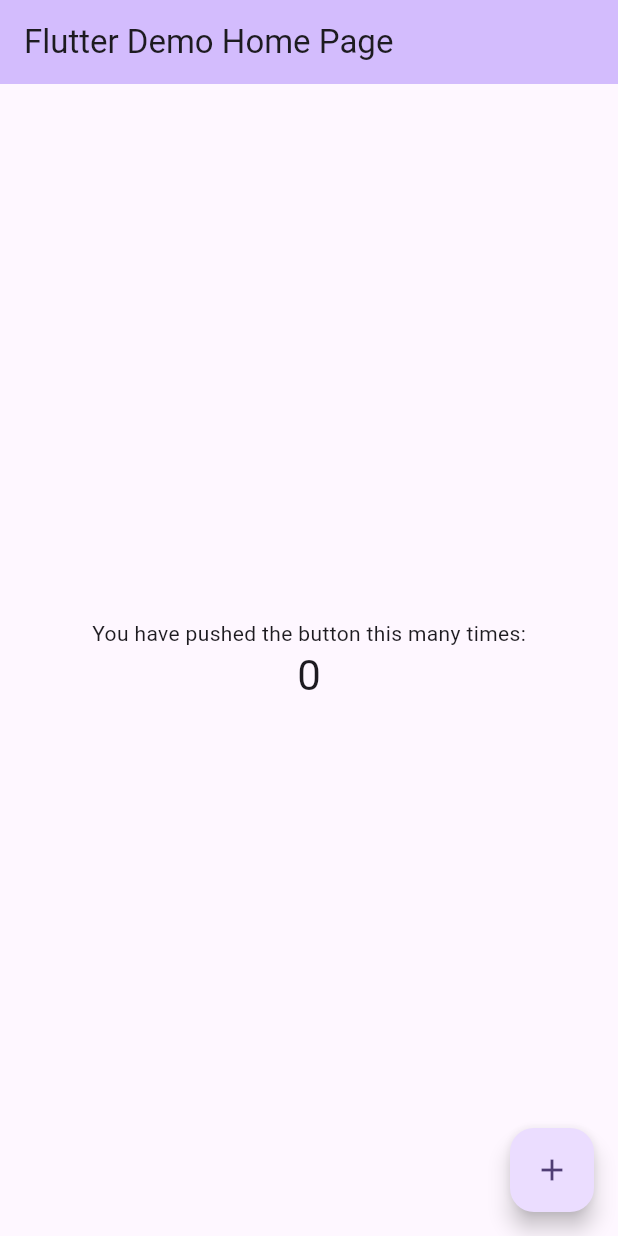
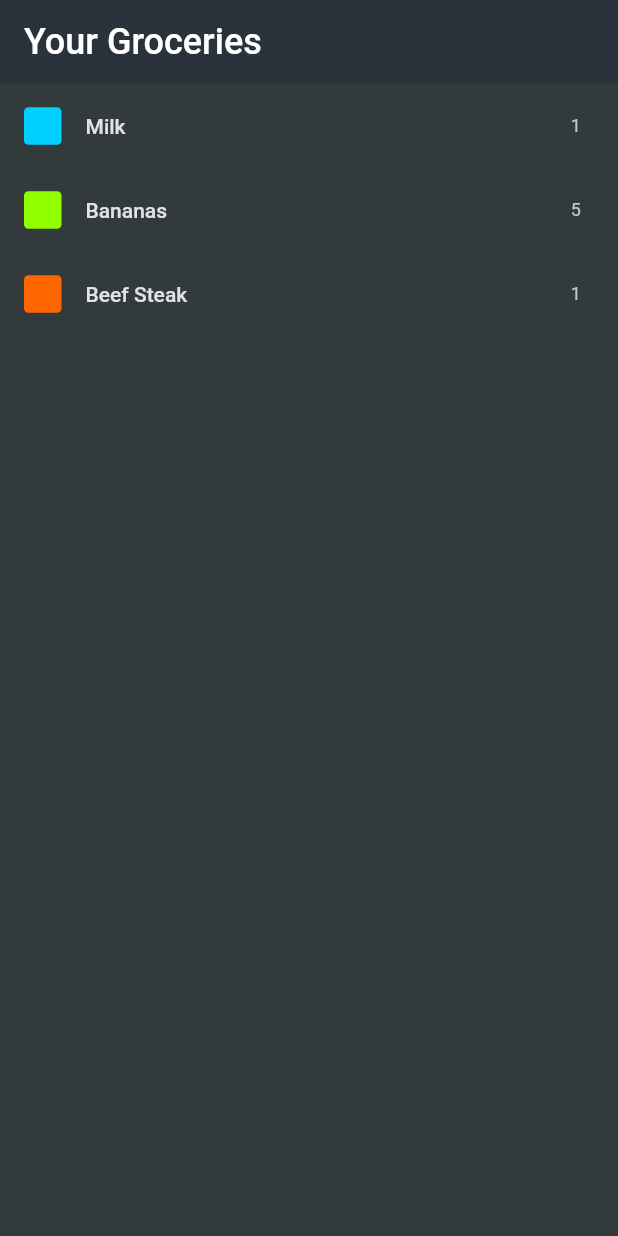
Before and after one commit to hoangminhtran94/shopping_list_apps, a Flutter app: the screen it shows after launch, on a phone screen of 412 x 824 dp. Run offline on Flutter 3.47's test engine with Material 2 defaults, Android fonts, the phone set to English and light mode, and no system bars.

Commit message:
added models and shopping list

```diff
--- /dev/null
+++ b/lib/data/dummy_items.dart
@@ -0,0 +1,21 @@
+import '../models/category.dart';
+import '../models/grocery_item.dart';
+import 'catergories.dart';
+
+final groceryItems = [
+  GroceryItem(
+      id: 'a',
+      name: 'Milk',
+      quantity: 1,
+      category: categories[Categories.dairy]!),
+  GroceryItem(
+      id: 'b',
+      name: 'Bananas',
+      quantity: 5,
+      category: categories[Categories.fruit]!),
+  GroceryItem(
+      id: 'c',
+      name: 'Beef Steak',
+      quantity: 1,
+      category: categories[Categories.meat]!),
+];
--- a/lib/main.dart
+++ b/lib/main.dart
@@ -1,4 +1,5 @@
 import 'package:flutter/material.dart';
+import 'package:shopping_list_apps/screens/shopping_list.dart';
 
 void main() {
   runApp(const MyApp());
@@ -11,115 +12,17 @@ class MyApp extends StatelessWidget {
   @override
   Widget build(BuildContext context) {
     return MaterialApp(
-      title: 'Flutter Demo',
-      theme: ThemeData(
-        // This is the theme of your application.
-        //
-        // TRY THIS: Try running your application with "flutter run". You'll see
-        // the application has a blue toolbar. Then, without quitting the app,
-        // try changing the seedColor in the colorScheme below to Colors.green
-        // and then invoke "hot reload" (save your changes or press the "hot
-        // reload" button in a Flutter-supported IDE, or press "r" if you used
-        // the command line to start the app).
-        //
-        // Notice that the counter didn't reset back to zero; the application
-        // state is not lost during the reload. To reset the state, use hot
-        // restart instead.
-        //
-        // This works for code too, not just values: Most code changes can be
-        // tested with just a hot reload.
-        colorScheme: ColorScheme.fromSeed(seedColor: Colors.deepPurple),
+      title: 'Flutter Groceries',
+      theme: ThemeData.dark().copyWith(
         useMaterial3: true,
+        colorScheme: ColorScheme.fromSeed(
+          seedColor: const Color.fromARGB(255, 147, 229, 250),
+          brightness: Brightness.dark,
+          surface: const Color.fromARGB(255, 42, 51, 59),
+        ),
+        scaffoldBackgroundColor: const Color.fromARGB(255, 50, 58, 60),
       ),
-      home: const MyHomePage(title: 'Flutter Demo Home Page'),
+      home: const ShoppingListScreen(),
     );
   }
 }
-
-class MyHomePage extends StatefulWidget {
-  const MyHomePage({super.key, required this.title});
-
-  // This widget is the home page of your application. It is stateful, meaning
-  // that it has a State object (defined below) that contains fields that affect
-  // how it looks.
-
-  // This class is the configuration for the state. It holds the values (in this
-  // case the title) provided by the parent (in this case the App widget) and
-  // used by the build method of the State. Fields in a Widget subclass are
-  // always marked "final".
-
-  final String title;
-
-  @override
-  State<MyHomePage> createState() => _MyHomePageState();
-}
-
-class _MyHomePageState extends State<MyHomePage> {
-  int _counter = 0;
-
-  void _incrementCounter() {
-    setState(() {
-      // This call to setState tells the Flutter framework that something has
-      // changed in this State, which causes it to rerun the build method below
-      // so that the display can reflect the updated values. If we changed
-      // _counter without calling setState(), then the build method would not be
-      // called again, and so nothing would appear to happen.
-      _counter++;
-    });
-  }
-
-  @override
-  Widget build(BuildContext context) {
-    // This method is rerun every time setState is called, for instance as done
-    // by the _incrementCounter method above.
-    //
-    // The Flutter framework has been optimized to make rerunning build methods
-    // fast, so that you can just rebuild anything that needs updating rather
-    // than having to individually change instances of widgets.
-    return Scaffold(
-      appBar: AppBar(
-        // TRY THIS: Try changing the color here to a specific color (to
-        // Colors.amber, perhaps?) and trigger a hot reload to see the AppBar
-        // change color while the other colors stay the same.
-        backgroundColor: Theme.of(context).colorScheme.inversePrimary,
-        // Here we take the value from the MyHomePage object that was created by
-        // the App.build method, and use it to set our appbar title.
-        title: Text(widget.title),
-      ),
-      body: Center(
-        // Center is a layout widget. It takes a single child and positions it
-        // in the middle of the parent.
-        child: Column(
-          // Column is also a layout widget. It takes a list of children and
-          // arranges them vertically. By default, it sizes itself to fit its
-          // children horizontally, and tries to be as tall as its parent.
-          //
-          // Column has various properties to control how it sizes itself and
-          // how it positions its children. Here we use mainAxisAlignment to
-          // center the children vertically; the main axis here is the vertical
-          // axis because Columns are vertical (the cross axis would be
-          // horizontal).
-          //
-          // TRY THIS: Invoke "debug painting" (choose the "Toggle Debug Paint"
-          // action in the IDE, or press "p" in the console), to see the
-          // wireframe for each widget.
-          mainAxisAlignment: MainAxisAlignment.center,
-          children: <Widget>[
-            const Text(
-              'You have pushed the button this many times:',
-            ),
-            Text(
-              '$_counter',
-              style: Theme.of(context).textTheme.headlineMedium,
-            ),
-          ],
-        ),
-      ),
-      floatingActionButton: FloatingActionButton(
-        onPressed: _incrementCounter,
-        tooltip: 'Increment',
-        child: const Icon(Icons.add),
-      ), // This trailing comma makes auto-formatting nicer for build methods.
-    );
-  }
-}
--- /dev/null
+++ b/lib/models/grocery_item.dart
@@ -0,0 +1,15 @@
+import 'category.dart';
+
+class GroceryItem {
+  const GroceryItem({
+    required this.id,
+    required this.name,
+    required this.quantity,
+    required this.category,
+  });
+
+  final String id;
+  final String name;
+  final int quantity;
+  final Category category;
+}
--- /dev/null
+++ b/lib/screens/shopping_list.dart
@@ -0,0 +1,20 @@
+import 'package:flutter/material.dart';
+import 'package:shopping_list_apps/widgets/grocery_list.dart';
+
+class ShoppingListScreen extends StatelessWidget {
+  const ShoppingListScreen({super.key});
+
+  @override
+  Widget build(BuildContext context) {
+    return Scaffold(
+      appBar: AppBar(
+        title: const Text(
+          "Your Groceries",
+          style: TextStyle(color: Colors.white, fontSize: 24),
+        ),
+        backgroundColor: Theme.of(context).colorScheme.surface,
+      ),
+      body: const GroceryList(),
+    );
+  }
+}
--- /dev/null
+++ b/lib/widgets/grocery_item.dart
@@ -0,0 +1,23 @@
+import 'package:flutter/material.dart';
+import 'package:shopping_list_apps/models/grocery_item.dart';
+
+class GroceryListItem extends StatelessWidget {
+  const GroceryListItem({super.key, required this.item});
+  final GroceryItem item;
+  @override
+  Widget build(BuildContext context) {
+    return ListTile(
+      title: Text(item.name),
+      trailing: Text(
+        '${item.quantity}',
+        style: const TextStyle(fontSize: 12),
+      ),
+      leading: Container(
+        width: 25,
+        height: 25,
+        decoration: BoxDecoration(
+            color: item.category.color, borderRadius: BorderRadius.circular(3)),
+      ),
+    );
+  }
+}
--- /dev/null
+++ b/lib/widgets/grocery_list.dart
@@ -0,0 +1,15 @@
+import 'package:flutter/material.dart';
+import "package:shopping_list_apps/data/dummy_items.dart";
+import 'package:shopping_list_apps/widgets/grocery_item.dart';
+
+class GroceryList extends StatelessWidget {
+  const GroceryList({super.key});
+
+  @override
+  Widget build(BuildContext context) {
+    return ListView.builder(
+        itemCount: groceryItems.length,
+        itemBuilder: (ctx, index) =>
+            GroceryListItem(item: groceryItems[index]));
+  }
+}
```
Also changed, not shown: lib/data/catergories.dart (added, +46 -0 lines), lib/models/category.dart (added, +21 -0 lines).
